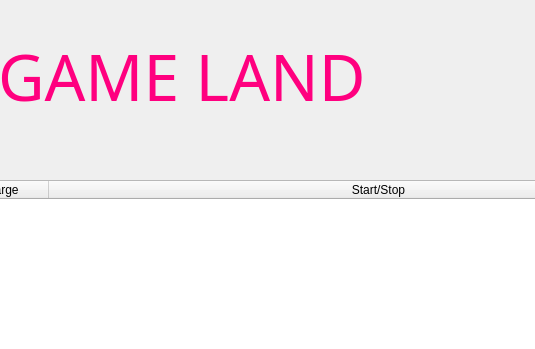
Before: the Qt Designer form gameland.ui in Pooriajy/GameLand, drawn with Qt 5; both pictures show x 372 to 907 and y 0 to 349 of the 1124 by 730 pixel window.
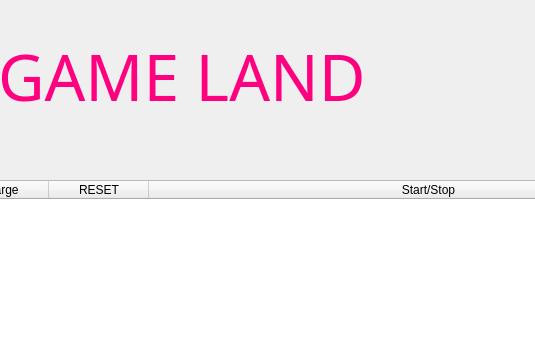
After: the same form once the commit is applied.

Commit message: Added reset option

Patch:
```diff
--- a/gameland.ui
+++ b/gameland.ui
@@ -54,7 +54,7 @@
      <number>0</number>
     </property>
     <property name="columnCount">
-     <number>5</number>
+     <number>6</number>
     </property>
     <attribute name="horizontalHeaderShowSortIndicator" stdset="0">
      <bool>false</bool>
@@ -91,6 +91,11 @@
       <string>Charge</string>
      </property>
     </column>
+    <column>
+     <property name="text">
+      <string>RESET</string>
+     </property>
+    </column>
     <column>
      <property name="text">
       <string>Start/Stop</string>
```
The commit also changes 1 other file.
